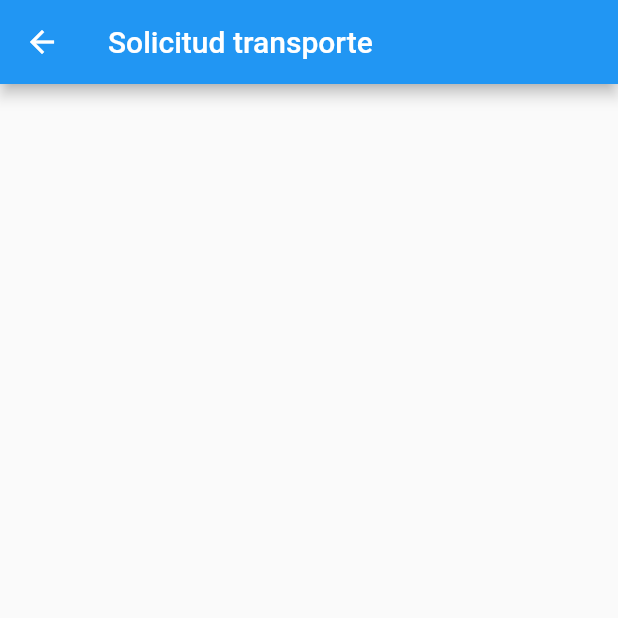
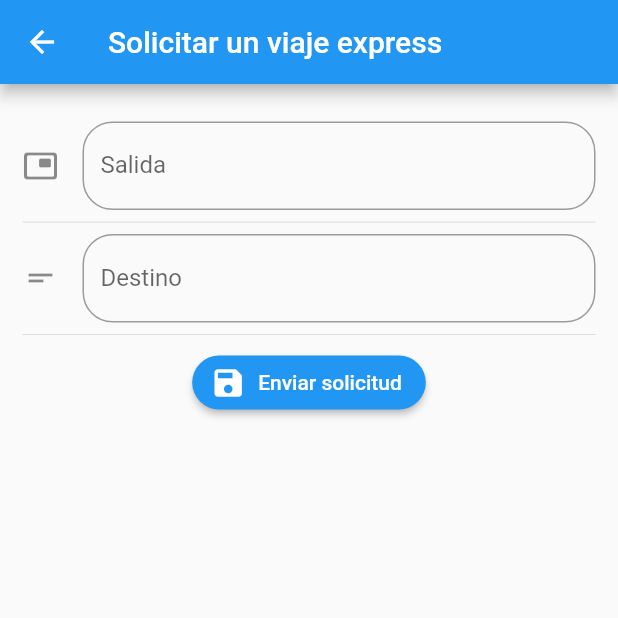
Before and after one commit to tatydlc/app_viaje, a Flutter app: the TransportePage screen opened by its route, on a phone screen of 412 x 824 dp, the top half of it. Run offline on Flutter 3.47's test engine with Material 2 defaults, Android fonts, the phone set to English and light mode, and no system bars; accounts and stored records are empty; network calls fail.

Commit message:
Envío y listado de Solicitudes

```diff
--- a/viaje_express_app/lib/main.dart
+++ b/viaje_express_app/lib/main.dart
@@ -1,6 +1,7 @@
 import 'package:flutter/material.dart';
 import 'package:viaje_express_app/src/pages/chofer/home_chofer.dart';
 import 'package:viaje_express_app/src/pages/cliente/home_cliente.dart';
+import 'package:viaje_express_app/src/pages/cliente/solicitudes_cliente.dart';
 import 'package:viaje_express_app/src/pages/cliente/transporte_cliente.dart';
 import 'package:viaje_express_app/src/pages/login/login.dart';
 import 'package:viaje_express_app/src/pages/login/registro_cliente.dart';
@@ -20,7 +21,7 @@ class MyApp extends StatelessWidget {
         'home_chofer'   :(BuildContext context)=>ChoferPage(),
         'home_cliente'  :(BuildContext context)=>ClientePage(),
         'transporte_cliente': (BuildContext context)=>TransportePage(),
-
+        'solicitudes_cliente':(BuildContext context)=>SolicitudesPage()
       },
     );
   }
--- /dev/null
+++ b/viaje_express_app/lib/models/solicitud_cliente.dart
@@ -0,0 +1,45 @@
+import 'dart:convert';
+
+SolicitudCliente solicitudClienteFromJson(String str) => SolicitudCliente.fromJson(json.decode(str));
+
+String solicitudClienteToJson(SolicitudCliente data) => json.encode(data.toJson());
+
+class SolicitudCliente {
+    SolicitudCliente({
+        this.solicitudClienteId,
+        this.personaRolId,
+        this.tipoSolicitudId,
+        this.solicitudClienteSalidaSolCliente,
+        this.solicitudClienteDestinoSolCliente,
+        this.estadoSolicitudId,
+        this.createdBy,
+    });
+
+    int solicitudClienteId;
+    int personaRolId;
+    int tipoSolicitudId;
+    String solicitudClienteSalidaSolCliente;
+    String solicitudClienteDestinoSolCliente;
+    int estadoSolicitudId;
+    int createdBy;
+
+    factory SolicitudCliente.fromJson(Map<String, dynamic> json) => SolicitudCliente(
+        solicitudClienteId: json["solicitudClienteId"],
+        personaRolId: json["personaRolId"],
+        tipoSolicitudId: json["tipoSolicitudId"],
+        solicitudClienteSalidaSolCliente: json["solicitudClienteSalidaSolCliente"],
+        solicitudClienteDestinoSolCliente: json["solicitudClienteDestinoSolCliente"],
+        estadoSolicitudId: json["estadoSolicitudId"],
+        createdBy: json["createdBy"],
+    );
+
+    Map<String, dynamic> toJson() => {
+        "solicitudClienteId": solicitudClienteId,
+        "personaRolId": personaRolId,
+        "tipoSolicitudId": tipoSolicitudId,
+        "solicitudClienteSalidaSolCliente": solicitudClienteSalidaSolCliente,
+        "solicitudClienteDestinoSolCliente": solicitudClienteDestinoSolCliente,
+        "estadoSolicitudId": estadoSolicitudId,
+        "createdBy": createdBy,
+    };
+}
--- a/viaje_express_app/lib/providers/persona_rol_provider.dart
+++ b/viaje_express_app/lib/providers/login_registro_providers/persona_rol_provider.dart
@@ -5,7 +5,7 @@ import 'package:viaje_express_app/models/persona_rol.dart';
 
 
 class PersonaRolProvider {
-  String _url = 'http://192.168.1.2:59454/PersonaRol';
+  String _url = 'http://192.168.1.4:59454/PersonaRol';
 
 
   Future<bool> crearPersonaRol(PersonaRol personaRol)async{
--- a/viaje_express_app/lib/providers/personas_provider.dart
+++ b/viaje_express_app/lib/providers/login_registro_providers/personas_provider.dart
@@ -3,10 +3,10 @@ import 'dart:async';
 import 'package:http/http.dart' as http;
 import 'package:viaje_express_app/models/persona.dart';
 import 'package:viaje_express_app/models/persona_rol.dart';
-import 'package:viaje_express_app/providers/persona_rol_provider.dart';
+import 'package:viaje_express_app/providers/login_registro_providers/persona_rol_provider.dart';
 
 class PersonaProvider {
-  String _url = 'http://192.168.1.2:59454/Persona';
+  String _url = 'http://192.168.1.4:59454/Persona';
   Persona personaid= new Persona();
   PersonaRol personaRol= new PersonaRol();
   final personaRolProvider= new PersonaRolProvider();
--- a/viaje_express_app/lib/src/pages/cliente/home_cliente.dart
+++ b/viaje_express_app/lib/src/pages/cliente/home_cliente.dart
@@ -43,9 +43,10 @@ class _ClientePageState extends State<ClientePage> {
               children: <Widget>[
                 Icon(Icons.local_taxi_outlined),
                 CupertinoButton(child:  Text(
-                "Quiero transportarme",
+                "Viaje express",
                 style: TextStyle(
                     color: Colors.black, fontWeight: FontWeight.normal),
+
                 ), onPressed: (){
                   Navigator.pop(context);
                   Navigator.pushNamed(context, 'transporte_cliente', arguments: usuario);
@@ -83,7 +84,7 @@ class _ClientePageState extends State<ClientePage> {
                     color: Colors.black, fontWeight: FontWeight.normal),
                 ), onPressed: (){
                   Navigator.pop(context);
-                  Navigator.pushNamed(context, 'transporte_cliente', arguments: usuario);
+                  Navigator.pushNamed(context, 'solicitudes_cliente', arguments: usuario);
                 })
                ]
             ),
--- a/viaje_express_app/lib/src/pages/cliente/transporte_cliente.dart
+++ b/viaje_express_app/lib/src/pages/cliente/transporte_cliente.dart
@@ -1,4 +1,7 @@
 import 'package:flutter/material.dart';
+import 'package:viaje_express_app/models/solicitud_cliente.dart';
+import 'package:viaje_express_app/models/usuario.dart';
+import 'package:viaje_express_app/providers/cliente_providers/viaje_express_provider.dart';
 class TransportePage extends StatefulWidget {
 
 
@@ -7,12 +10,112 @@ class TransportePage extends StatefulWidget {
 }
 
 class _TransportePageState extends State<TransportePage> {
+  final formKey = GlobalKey<FormState>();
+  Usuario usuario = new Usuario();
+  SolicitudCliente solCliente=  new SolicitudCliente();
+  ViajeProvider viajeProvider= new ViajeProvider();
   @override
   Widget build(BuildContext context) {
+      final  Usuario personaArgumento= ModalRoute.of(context).settings.arguments;
+   if(personaArgumento!=null){
+     usuario=personaArgumento;
+   }
     return Scaffold(
-       appBar: AppBar(
-         title: Text('Solicitud transporte')
-       )
+      appBar: AppBar(
+        title: Text('Solicitar un viaje express'),
+
+      ),
+      body: SingleChildScrollView(
+        child: Container(
+          padding: EdgeInsets.all(15.0),
+          child: Form(
+            key: formKey,
+            child: Column(
+              children:<Widget>[
+                Padding(padding: EdgeInsets.only(top: 10.0)),
+                _crearSalida(),
+                Divider(),
+                _crearDestino(),
+                Divider(),
+                _crearBoton(),
+               ]
+            ),
+          ),
+        ),
+      ),
     );
   }
+
+  Widget _crearSalida(){
+    return TextFormField(
+
+      textCapitalization: TextCapitalization.sentences,
+      decoration: InputDecoration(
+          border: OutlineInputBorder(borderRadius: BorderRadius.circular(20.0)),
+          labelText: 'Salida',
+          hintText: 'Ingrese la ubicación de salida',
+          icon: Icon(Icons.picture_in_picture_rounded)),
+      onSaved: (value)=>solCliente.solicitudClienteSalidaSolCliente=value,
+      validator: (value){
+        if(value.length<3){
+          return 'Ingrese la ubicación de salida';
+        }else{
+          return null;
+        }
+      },
+    );
+  }
+
+   Widget _crearDestino(){
+    return TextFormField(
+
+      textCapitalization: TextCapitalization.sentences,
+      decoration: InputDecoration(
+          border: OutlineInputBorder(borderRadius: BorderRadius.circular(20.0)),
+          labelText: 'Destino',
+          hintText: 'Ingrese el lugar de Destino',
+          icon: Icon(Icons.short_text)),
+      onSaved: (value)=>solCliente.solicitudClienteDestinoSolCliente=value,
+      validator: (value){
+        if(value.length<3){
+          return 'Ingrese el lugar de Destino';
+        }else{
+          return null;
+        }
+      },
+    );
+  }
+
+      Widget _crearBoton(){
+    return RaisedButton.icon(
+      shape: RoundedRectangleBorder(
+        borderRadius: BorderRadius.circular(20.0)
+      ),
+      color:Colors.blue,
+      textColor: Colors.white,
+      icon: Icon(Icons.save),
+      label:Text('Enviar solicitud'),
+      onPressed: (){
+        _submit();
+        Navigator.pop(context);
+       // Navigator.pushNamed(context, 'home_cliente', arguments: usuario);
+      },
+    );
+  }
+
+
+  void _submit(){
+    if(!formKey.currentState.validate()){
+      return;
+    }else{
+      formKey.currentState.save();
+      solCliente.personaRolId=usuario.personaRolId;
+      solCliente.estadoSolicitudId=2;
+      solCliente.tipoSolicitudId=2;
+      solCliente.createdBy=usuario.idPersona;
+      print('oksol ${solCliente.personaRolId}');
+      viajeProvider.crearSolicitudViaje(solCliente);
+
+    }
+  }
 }
--- a/viaje_express_app/lib/src/pages/login/login.dart
+++ b/viaje_express_app/lib/src/pages/login/login.dart
@@ -1,7 +1,7 @@
 import 'package:flutter/material.dart';
 import 'package:viaje_express_app/models/persona.dart';
 import 'package:viaje_express_app/models/usuario.dart';
-import 'package:viaje_express_app/providers/personas_provider.dart';
+import 'package:viaje_express_app/providers/login_registro_providers/personas_provider.dart';
 class LoginPage extends StatefulWidget {
 
   @override
@@ -17,10 +17,11 @@ class _LoginPageState extends State<LoginPage> {
 
   Widget build(BuildContext context) {
     return Scaffold(
+
          appBar: AppBar(
            title: Text('Inicio'),
          ),
-         body: SingleChildScrollView(
+         body:  SingleChildScrollView(
           child: Container (
           padding: EdgeInsets.all(10.0),
           child: Form(
--- a/viaje_express_app/lib/src/pages/login/registro_cliente.dart
+++ b/viaje_express_app/lib/src/pages/login/registro_cliente.dart
@@ -1,8 +1,8 @@
 import 'package:flutter/material.dart';
 import 'package:viaje_express_app/models/persona.dart';
 import 'package:viaje_express_app/models/persona_rol.dart';
-import 'package:viaje_express_app/providers/persona_rol_provider.dart';
-import 'package:viaje_express_app/providers/personas_provider.dart';
+import 'package:viaje_express_app/providers/login_registro_providers/persona_rol_provider.dart';
+import 'package:viaje_express_app/providers/login_registro_providers/personas_provider.dart';
 class RegistroPage extends StatefulWidget {
 
   @override
```
Also changed, not shown: viaje_express_app/lib/providers/cliente_providers/viaje_express_provider.dart (added, +35 -0 lines), viaje_express_app/lib/src/pages/cliente/solicitudes_cliente.dart (added, +58 -0 lines), viaje_express_app/lib/providers/providers.txt (added).
